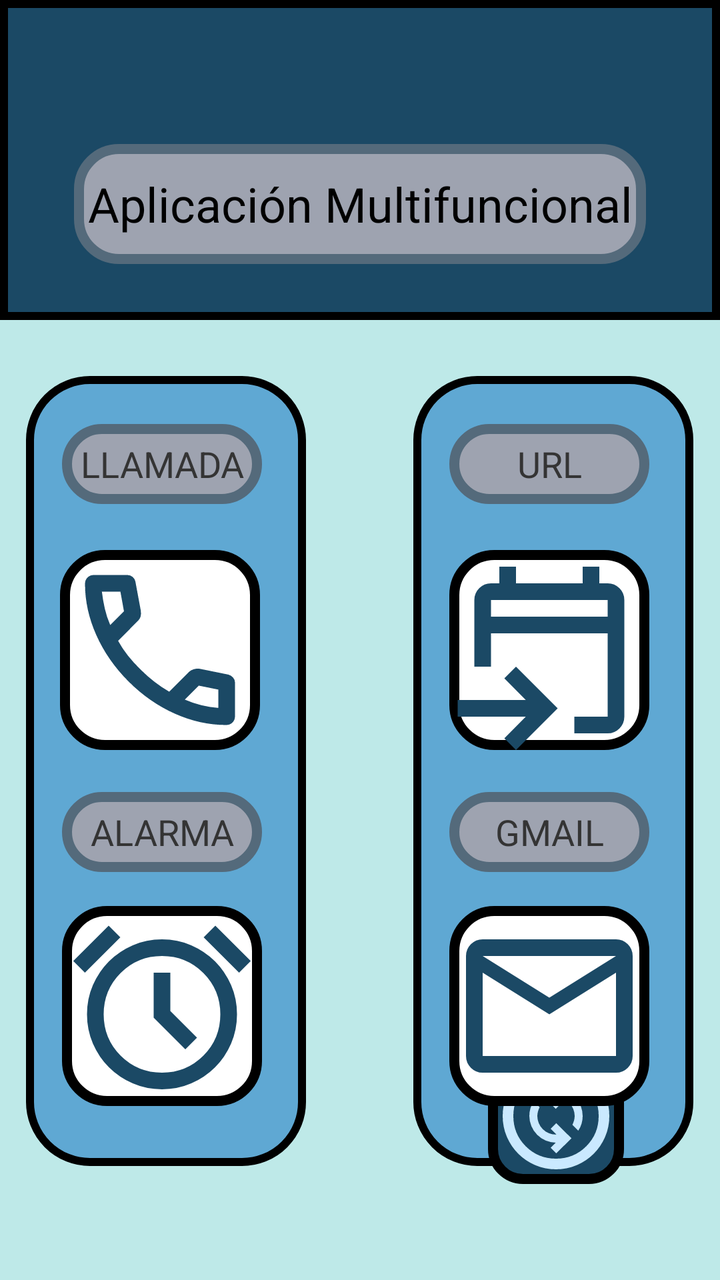
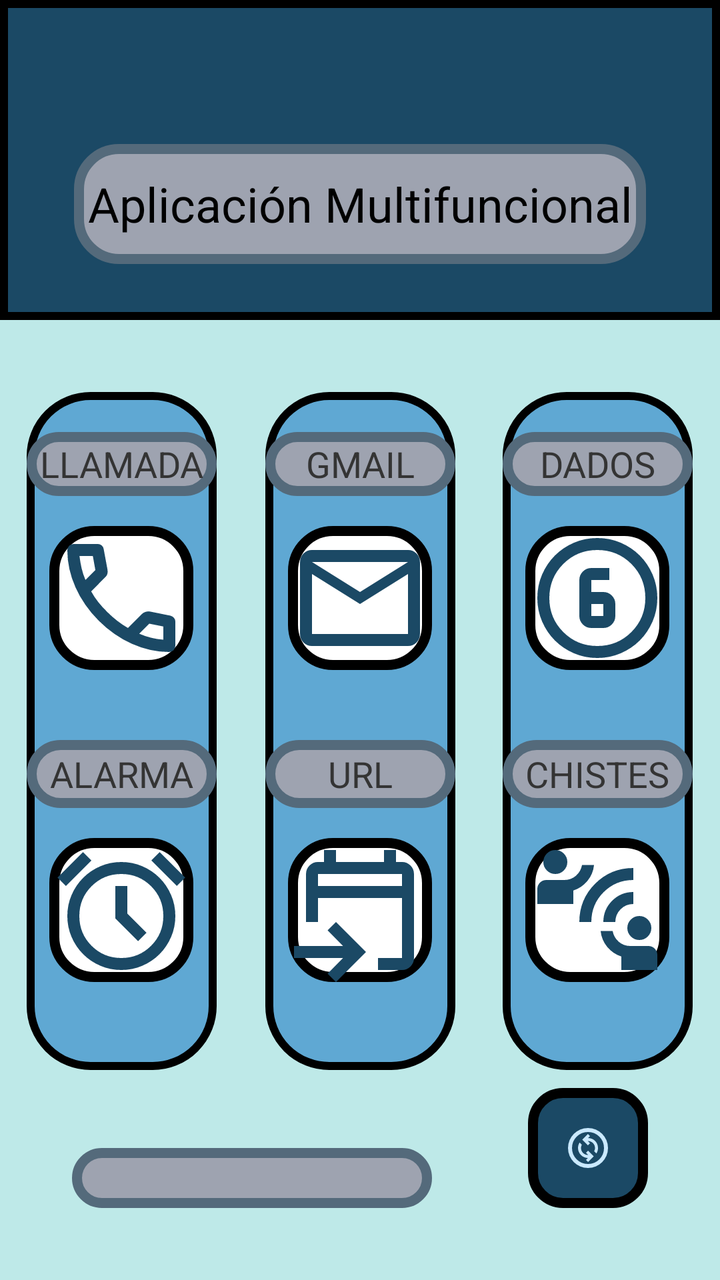

Before-and-after screenshots of an Android layout around one commit, followed by the original layout XML and the change that was made.
<!-- AndroidManifest.xml: application theme Theme.ProyectoEvalTema1 -->
<!-- res/layout/activity_main.xml -->
<?xml version="1.0" encoding="utf-8"?>
<androidx.constraintlayout.widget.ConstraintLayout xmlns:android="http://schemas.android.com/apk/res/android"
    xmlns:tools="http://schemas.android.com/tools"
    android:layout_width="match_parent"
    android:layout_height="match_parent"
    xmlns:app="http://schemas.android.com/apk/res-auto">

    <View
        android:id="@+id/vieW1"
        android:layout_width="match_parent"
        android:layout_height="wrap_content"
        android:background="@color/mint_green"
        app:layout_constraintBottom_toBottomOf="parent"
        app:layout_constraintEnd_toEndOf="parent"
        app:layout_constraintHorizontal_bias="0.0"
        app:layout_constraintStart_toStartOf="parent"
        app:layout_constraintTop_toTopOf="parent"
        app:layout_constraintVertical_bias="0.0">

    </View>

    <View
        android:id="@+id/view"
        android:layout_width="match_parent"
        android:layout_height="160dp"
        android:layout_marginBottom="67dp"
        android:background="@drawable/vista1_view"
        app:layout_constraintBottom_toBottomOf="parent"
        app:layout_constraintEnd_toEndOf="parent"
        app:layout_constraintHorizontal_bias="0.0"
        app:layout_constraintStart_toStartOf="parent"
        app:layout_constraintTop_toTopOf="parent"
        app:layout_constraintVertical_bias="0.0">

    </View>

    <View
        android:id="@+id/view4"
        android:layout_width="140dp"
        android:layout_height="395dp"
        android:layout_marginTop="28dp"
        android:background="@drawable/main_view_extra"
        app:layout_constraintEnd_toEndOf="parent"
        app:layout_constraintHorizontal_bias="0.059"
        app:layout_constraintStart_toStartOf="parent"
        app:layout_constraintTop_toBottomOf="@+id/view">

    </View>

    <View
        android:id="@+id/view3"
        android:layout_width="140dp"
        android:layout_height="395dp"
        android:layout_marginTop="28dp"
        android:background="@drawable/main_view_extra"
        app:layout_constraintEnd_toEndOf="parent"
        app:layout_constraintHorizontal_bias="0.94"
        app:layout_constraintStart_toStartOf="@+id/vieW1"
        app:layout_constraintTop_toBottomOf="@+id/view">

    </View>

    <TextView
        android:id="@+id/textMain"
        android:layout_width="286dp"
        android:layout_height="60dp"
        android:layout_marginTop="72dp"
        android:background="@drawable/text_extra"
        android:gravity="center"
        android:text="@string/app_name"
        android:textColor="@color/black"
        android:textSize="24sp"
        app:layout_constraintEnd_toEndOf="parent"
        app:layout_constraintStart_toStartOf="parent"
        app:layout_constraintTop_toTopOf="parent">

    </TextView>

    <TextView
        android:id="@+id/textCall"
        android:layout_width="100dp"
        android:layout_height="40dp"
        android:layout_marginStart="18dp"
        android:layout_marginTop="20dp"
        android:layout_marginEnd="22dp"
        android:background="@drawable/text_extra"
        android:gravity="center"
        android:text="LLAMADA"
        android:textColor="@color/jet_grey"
        android:textSize="18sp"
        app:layout_constraintBottom_toTopOf="@+id/btnLlamada"
        app:layout_constraintEnd_toEndOf="@+id/view4"
        app:layout_constraintHorizontal_bias="0.0"
        app:layout_constraintStart_toStartOf="@+id/view4"
        app:layout_constraintTop_toTopOf="@+id/view4"
        app:layout_constraintVertical_bias="0.148">

    </TextView>

    <TextView
        android:id="@+id/textUrl"
        android:layout_width="100dp"
        android:layout_height="40dp"
        android:layout_marginStart="18dp"
        android:layout_marginTop="21dp"
        android:layout_marginEnd="22dp"
        android:layout_marginBottom="20dp"
        android:background="@drawable/text_extra"
        android:gravity="center"
        android:text="URL"
        android:textColor="@color/jet_grey"
        android:textSize="18sp"
        app:layout_constraintBottom_toTopOf="@+id/btnUrl"
        app:layout_constraintEnd_toEndOf="@+id/view3"
        app:layout_constraintStart_toStartOf="@+id/view3"
        app:layout_constraintTop_toTopOf="@+id/view3">

    </TextView>

    <TextView
        android:id="@+id/textAlarm"
        android:layout_width="100dp"
        android:layout_height="40dp"
        android:layout_marginStart="18dp"
        android:layout_marginTop="24dp"
        android:layout_marginEnd="22dp"
        android:layout_marginBottom="20dp"
        android:background="@drawable/text_extra"
        android:gravity="center"
        android:text="ALARMA"
        android:textColor="@color/jet_grey"
        android:textSize="18sp"
        app:layout_constraintBottom_toTopOf="@+id/btnAlarm"
        app:layout_constraintEnd_toEndOf="@+id/view4"
        app:layout_constraintHorizontal_bias="0.0"
        app:layout_constraintStart_toStartOf="@+id/view4"
        app:layout_constraintTop_toBottomOf="@+id/btnLlamada">

    </TextView>

    <TextView
        android:id="@+id/textGmail"
        android:layout_width="100dp"
        android:layout_height="40dp"
        android:layout_marginStart="18dp"
        android:layout_marginTop="24dp"
        android:layout_marginEnd="22dp"
        android:layout_marginBottom="20dp"
        android:background="@drawable/text_extra"
        android:gravity="center"
        android:text="GMAIL"
        android:textColor="@color/jet_grey"
        android:textSize="18sp"
        app:layout_constraintBottom_toTopOf="@+id/btnGmail"
        app:layout_constraintEnd_toEndOf="@+id/view3"
        app:layout_constraintStart_toStartOf="@+id/view3"
        app:layout_constraintTop_toBottomOf="@+id/btnUrl">

    </TextView>

    <ImageView
        android:id="@+id/iv_change_phone"
        android:layout_width="68dp"
        android:layout_height="68dp"
        android:layout_marginEnd="48dp"
        android:layout_marginBottom="48dp"
        android:background="@drawable/sharp_conf"
        app:layout_constraintBottom_toBottomOf="parent"
        app:layout_constraintEnd_toEndOf="parent"
        app:srcCompat="@drawable/go_config_icon">

    </ImageView>

    <ImageButton
        android:id="@+id/btnLlamada"
        android:layout_width="100dp"
        android:layout_height="100dp"
        android:layout_marginStart="17dp"
        android:layout_marginTop="87dp"
        android:layout_marginEnd="23dp"
        android:layout_marginBottom="208dp"
        android:background="@drawable/button_pred"
        android:scaleType="fitCenter"
        android:contentDescription="@string/buttonTextCall"
        app:layout_constraintBottom_toBottomOf="@+id/view4"
        app:layout_constraintEnd_toEndOf="@+id/view4"
        app:layout_constraintHorizontal_bias="1.0"
        app:layout_constraintStart_toStartOf="@+id/view4"
        app:layout_constraintTop_toTopOf="@+id/view4"
        app:layout_constraintVertical_bias="0.0"
        app:srcCompat="@drawable/phone_call_icon">

    </ImageButton>

    <ImageButton
        android:id="@+id/btnUrl"
        android:layout_width="100dp"
        android:layout_height="100dp"
        android:layout_marginStart="18dp"
        android:layout_marginEnd="22dp"
        android:layout_marginBottom="208dp"
        android:background="@drawable/button_pred"
        android:scaleType="fitCenter"
        android:contentDescription="@string/buttonTextUrl"
        app:layout_constraintBottom_toBottomOf="@+id/view3"
        app:layout_constraintEnd_toEndOf="@+id/view3"
        app:layout_constraintStart_toStartOf="@+id/view3"
        app:srcCompat="@drawable/url_icon">

    </ImageButton>

    <ImageButton
        android:id="@+id/btnAlarm"
        android:layout_width="100dp"
        android:layout_height="100dp"
        android:layout_marginStart="18dp"
        android:layout_marginTop="265dp"
        android:layout_marginEnd="22dp"
        android:layout_marginBottom="30dp"
        android:background="@drawable/button_pred"
        android:scaleType="fitCenter"
        android:contentDescription="@string/buttonTextAlarm"
        app:layout_constraintBottom_toBottomOf="@+id/view4"
        app:layout_constraintEnd_toEndOf="@+id/view4"
        app:layout_constraintHorizontal_bias="1.0"
        app:layout_constraintStart_toStartOf="@+id/view4"
        app:layout_constraintTop_toTopOf="@+id/view4"
        app:layout_constraintVertical_bias="0.0"
        app:srcCompat="@drawable/alarm_icon">

    </ImageButton>

    <ImageButton
        android:id="@+id/btnGmail"
        android:layout_width="100dp"
        android:layout_height="100dp"
        android:layout_marginStart="18dp"
        android:layout_marginTop="265dp"
        android:layout_marginEnd="22dp"
        android:layout_marginBottom="30dp"
        android:background="@drawable/button_pred"
        android:scaleType="fitCenter"
        android:contentDescription="@string/buttonTextGmail"
        app:layout_constraintBottom_toBottomOf="@+id/view3"
        app:layout_constraintEnd_toEndOf="@+id/view3"
        app:layout_constraintHorizontal_bias="1.0"
        app:layout_constraintStart_toStartOf="@+id/view3"
        app:layout_constraintTop_toTopOf="@+id/view3"
        app:layout_constraintVertical_bias="0.0"
        app:srcCompat="@drawable/gmail_icon">

    </ImageButton>


</androidx.constraintlayout.widget.ConstraintLayout>
<!-- resources referenced by this layout -->
<resources>
  <color name="black">#FF000000</color>
  <color name="jet_grey">#343434</color>
  <color name="mint_green">#BEE9E8</color>
  <!-- drawable button_pred (drawable) -->
  <?xml version="1.0" encoding="utf-8"?>
  <shape xmlns:android="http://schemas.android.com/apk/res/android">
    <solid
        android:color="@color/white"></solid>
      <stroke
          android:width="5dp"></stroke>
      <corners
          android:radius="20dp"></corners>
  </shape>
  <string name="app_name">Aplicación Multifuncional</string>
  <string name="buttonTextAlarm">Poner Alarma</string>
  <string name="buttonTextCall">Llamar</string>
  <string name="buttonTextGmail">Enviar gmail</string>
  <string name="buttonTextUrl">Visitar url</string>
  <style name="Theme.ProyectoEvalTema1" parent="Base.Theme.ProyectoEvalTema1" />
  <color name="indigo_blue">#1B4965</color>
  <color name="white">#FFFFFFFF</color>
  <color name="columbia_blue">#CAE9FF</color>
  <color name="pictor_blue">#5FA8D3</color>
  <color name="cadet_grey">#9EA3B0</color>
  <color name="payne_grey">#546A7B</color>
  <style name="Base.Theme.ProyectoEvalTema1" parent="Theme.Material3.DayNight.NoActionBar">
          
          
      </style>
  <!-- unchanged entries left out for length: 9 -->
</resources>

<!-- the commit's change to res/layout/activity_main.xml (unified diff, before → after) -->
@@ -6,9 +6,9 @@
     xmlns:app="http://schemas.android.com/apk/res-auto">
 
     <View
-        android:id="@+id/vieW1"
-        android:layout_width="match_parent"
-        android:layout_height="wrap_content"
+        android:id="@+id/view2"
+        android:layout_width="410dp"
+        android:layout_height="731dp"
         android:background="@color/mint_green"
         app:layout_constraintBottom_toBottomOf="parent"
         app:layout_constraintEnd_toEndOf="parent"
@@ -31,32 +31,6 @@
         app:layout_constraintStart_toStartOf="parent"
         app:layout_constraintTop_toTopOf="parent"
         app:layout_constraintVertical_bias="0.0">
-
-    </View>
-
-    <View
-        android:id="@+id/view4"
-        android:layout_width="140dp"
-        android:layout_height="395dp"
-        android:layout_marginTop="28dp"
-        android:background="@drawable/main_view_extra"
-        app:layout_constraintEnd_toEndOf="parent"
-        app:layout_constraintHorizontal_bias="0.059"
-        app:layout_constraintStart_toStartOf="parent"
-        app:layout_constraintTop_toBottomOf="@+id/view">
-
-    </View>
-
-    <View
-        android:id="@+id/view3"
-        android:layout_width="140dp"
-        android:layout_height="395dp"
-        android:layout_marginTop="28dp"
-        android:background="@drawable/main_view_extra"
-        app:layout_constraintEnd_toEndOf="parent"
-        app:layout_constraintHorizontal_bias="0.94"
-        app:layout_constraintStart_toStartOf="@+id/vieW1"
-        app:layout_constraintTop_toBottomOf="@+id/view">
 
     </View>
 
@@ -76,180 +50,202 @@
 
     </TextView>
 
+
+    <ImageButton
+        android:id="@+id/iv_change_phone"
+        android:layout_width="60dp"
+        android:layout_height="60dp"
+        android:layout_marginEnd="36dp"
+        android:layout_marginBottom="36dp"
+        android:background="@drawable/sharp_conf"
+        android:src="@drawable/go_config_icon"
+        app:layout_constraintBottom_toBottomOf="parent"
+        app:layout_constraintEnd_toEndOf="parent" />
+
+    <LinearLayout
+        android:id="@+id/view1"
+        android:layout_width="95dp"
+        android:layout_height="339dp"
+        android:layout_marginTop="36dp"
+        android:background="@drawable/main_view_extra"
+        android:orientation="vertical"
+        app:layout_constraintEnd_toEndOf="parent"
+        app:layout_constraintStart_toStartOf="parent"
+        app:layout_constraintTop_toBottomOf="@+id/view">
+
+        <TextView
+            android:id="@+id/textGmail"
+            android:layout_width="match_parent"
+            android:layout_height="32dp"
+            android:layout_marginTop="20dp"
+            android:background="@drawable/text_extra"
+            android:gravity="center"
+            android:text="GMAIL"
+            android:textColor="@color/jet_grey"
+            android:textSize="18sp" />
+
+        <ImageButton
+            android:id="@+id/btnGmail"
+            android:layout_width="72dp"
+            android:layout_height="72dp"
+            android:layout_gravity="center_horizontal"
+            android:layout_marginTop="15dp"
+            android:background="@drawable/button_pred"
+            android:contentDescription="@string/buttonTextGmail"
+            android:scaleType="fitCenter"
+            app:srcCompat="@drawable/gmail_icon" />
+
+        <TextView
+            android:id="@+id/textUrl"
+            android:layout_width="match_parent"
+            android:layout_height="34dp"
+            android:layout_marginTop="35dp"
+            android:background="@drawable/text_extra"
+            android:gravity="center"
+            android:text="URL"
+            android:textColor="@color/jet_grey"
+            android:textSize="18sp" />
+
+        <ImageButton
+            android:id="@+id/btnUrl"
+            android:layout_width="72dp"
+            android:layout_height="72dp"
+            android:layout_gravity="center_horizontal"
+            android:layout_marginTop="15dp"
+            android:background="@drawable/button_pred"
+            android:contentDescription="@string/buttonTextUrl"
+            android:scaleType="fitCenter"
+            app:srcCompat="@drawable/url_icon" />
+
+    </LinearLayout>
+
+    <LinearLayout
+        android:id="@+id/view5"
+        android:layout_width="95dp"
+        android:layout_height="339dp"
+        android:layout_marginTop="36dp"
+        android:background="@drawable/main_view_extra"
+        android:orientation="vertical"
+        app:layout_constraintEnd_toEndOf="parent"
+        app:layout_constraintHorizontal_bias="0.05"
+        app:layout_constraintStart_toStartOf="parent"
+        app:layout_constraintTop_toBottomOf="@+id/view">
+
+        <TextView
+            android:id="@+id/textCall"
+            android:layout_width="match_parent"
+            android:layout_height="32dp"
+            android:layout_marginTop="20dp"
+            android:background="@drawable/text_extra"
+            android:gravity="center"
+            android:text="LLAMADA"
+            android:textColor="@color/jet_grey"
+            android:textSize="18sp" />
+
+        <ImageButton
+            android:id="@+id/btnLlamada"
+            android:layout_width="72dp"
+            android:layout_height="72dp"
+            android:layout_gravity="center_horizontal"
+            android:layout_marginTop="15dp"
+            android:background="@drawable/button_pred"
+            android:contentDescription="@string/buttonTextCall"
+            android:scaleType="fitCenter"
+            app:srcCompat="@drawable/phone_call_icon" />
+
+        <TextView
+            android:id="@+id/textAlarm"
+            android:layout_width="match_parent"
+            android:layout_height="34dp"
+            android:layout_marginTop="35dp"
+            android:background="@drawable/text_extra"
+            android:gravity="center"
+            android:text="ALARMA"
+            android:textColor="@color/jet_grey"
+            android:textSize="18sp" />
+
+        <ImageButton
+            android:id="@+id/btnAlarm"
+            android:layout_width="72dp"
+            android:layout_height="72dp"
+            android:layout_gravity="center_horizontal"
+            android:layout_marginTop="15dp"
+            android:background="@drawable/button_pred"
+            android:contentDescription="@string/buttonTextAlarm"
+            android:scaleType="fitCenter"
+            app:srcCompat="@drawable/alarm_icon" />
+
+    </LinearLayout>
+
+    <LinearLayout
+        android:id="@+id/view4"
+        android:layout_width="95dp"
+        android:layout_height="339dp"
+        android:layout_marginTop="36dp"
+        android:background="@drawable/main_view_extra"
+        android:orientation="vertical"
+        app:layout_constraintEnd_toEndOf="parent"
+        app:layout_constraintHorizontal_bias="0.949"
+        app:layout_constraintStart_toStartOf="parent"
+        app:layout_constraintTop_toBottomOf="@+id/view">
+
+        <TextView
+            android:id="@+id/textDados"
+            android:layout_width="match_parent"
+            android:layout_height="32dp"
+            android:layout_marginTop="20dp"
+            android:background="@drawable/text_extra"
+            android:gravity="center"
+            android:text="DADOS"
+            android:textColor="@color/jet_grey"
+            android:textSize="18sp" />
+
+        <ImageButton
+            android:id="@+id/btnDados"
+            android:layout_width="72dp"
+            android:layout_height="72dp"
+            android:layout_gravity="center_horizontal"
+            android:layout_marginTop="15dp"
+            android:background="@drawable/button_pred"
+            android:contentDescription="@string/buttonTextDados"
+            android:scaleType="fitCenter"
+            app:srcCompat="@drawable/dados_icon" />
+
+        <TextView
+            android:id="@+id/textChistes"
+            android:layout_width="match_parent"
+            android:layout_height="34dp"
+            android:layout_marginTop="35dp"
+            android:background="@drawable/text_extra"
+            android:gravity="center"
+            android:text="CHISTES"
+            android:textColor="@color/jet_grey"
+            android:textSize="18sp" />
+
+        <ImageButton
+            android:id="@+id/btnChistes"
+            android:layout_width="72dp"
+            android:layout_height="72dp"
+            android:layout_gravity="center_horizontal"
+            android:layout_marginTop="15dp"
+            android:background="@drawable/button_pred"
+            android:contentDescription="@string/buttonTextAudios"
+            android:scaleType="fitCenter"
+            app:srcCompat="@drawable/audio_icon" />
+
+    </LinearLayout>
+
     <TextView
-        android:id="@+id/textCall"
-        android:layout_width="100dp"
-        android:layout_height="40dp"
-        android:layout_marginStart="18dp"
-        android:layout_marginTop="20dp"
-        android:layout_marginEnd="22dp"
+        android:id="@+id/tvFecha"
+        android:layout_width="180dp"
+        android:layout_height="30dp"
+        android:layout_marginStart="36dp"
+        android:layout_marginBottom="36dp"
         android:background="@drawable/text_extra"
-        android:gravity="center"
-        android:text="LLAMADA"
-        android:textColor="@color/jet_grey"
+        android:textAlignment="center"
         android:textSize="18sp"
-        app:layout_constraintBottom_toTopOf="@+id/btnLlamada"
-        app:layout_constraintEnd_toEndOf="@+id/view4"
-        app:layout_constraintHorizontal_bias="0.0"
-        app:layout_constraintStart_toStartOf="@+id/view4"
-        app:layout_constraintTop_toTopOf="@+id/view4"
-        app:layout_constraintVertical_bias="0.148">
-
-    </TextView>
-
-    <TextView
-        android:id="@+id/textUrl"
-        android:layout_width="100dp"
-        android:layout_height="40dp"
-        android:layout_marginStart="18dp"
-        android:layout_marginTop="21dp"
-        android:layout_marginEnd="22dp"
-        android:layout_marginBottom="20dp"
-        android:background="@drawable/text_extra"
-        android:gravity="center"
-        android:text="URL"
-        android:textColor="@color/jet_grey"
-        android:textSize="18sp"
-        app:layout_constraintBottom_toTopOf="@+id/btnUrl"
-        app:layout_constraintEnd_toEndOf="@+id/view3"
-        app:layout_constraintStart_toStartOf="@+id/view3"
-        app:layout_constraintTop_toTopOf="@+id/view3">
-
-    </TextView>
-
-    <TextView
-        android:id="@+id/textAlarm"
-        android:layout_width="100dp"
-        android:layout_height="40dp"
-        android:layout_marginStart="18dp"
-        android:layout_marginTop="24dp"
-        android:layout_marginEnd="22dp"
-        android:layout_marginBottom="20dp"
-        android:background="@drawable/text_extra"
-        android:gravity="center"
-        android:text="ALARMA"
-        android:textColor="@color/jet_grey"
-        android:textSize="18sp"
-        app:layout_constraintBottom_toTopOf="@+id/btnAlarm"
-        app:layout_constraintEnd_toEndOf="@+id/view4"
-        app:layout_constraintHorizontal_bias="0.0"
-        app:layout_constraintStart_toStartOf="@+id/view4"
-        app:layout_constraintTop_toBottomOf="@+id/btnLlamada">
-
-    </TextView>
-
-    <TextView
-        android:id="@+id/textGmail"
-        android:layout_width="100dp"
-        android:layout_height="40dp"
-        android:layout_marginStart="18dp"
-        android:layout_marginTop="24dp"
-        android:layout_marginEnd="22dp"
-        android:layout_marginBottom="20dp"
-        android:background="@drawable/text_extra"
-        android:gravity="center"
-        android:text="GMAIL"
-        android:textColor="@color/jet_grey"
-        android:textSize="18sp"
-        app:layout_constraintBottom_toTopOf="@+id/btnGmail"
-        app:layout_constraintEnd_toEndOf="@+id/view3"
-        app:layout_constraintStart_toStartOf="@+id/view3"
-        app:layout_constraintTop_toBottomOf="@+id/btnUrl">
-
-    </TextView>
-
-    <ImageView
-        android:id="@+id/iv_change_phone"
-        android:layout_width="68dp"
-        android:layout_height="68dp"
-        android:layout_marginEnd="48dp"
-        android:layout_marginBottom="48dp"
-        android:background="@drawable/sharp_conf"
-        app:layout_constraintBottom_toBottomOf="parent"
-        app:layout_constraintEnd_toEndOf="parent"
-        app:srcCompat="@drawable/go_config_icon">
-
-    </ImageView>
-
-    <ImageButton
-        android:id="@+id/btnLlamada"
-        android:layout_width="100dp"
-        android:layout_height="100dp"
-        android:layout_marginStart="17dp"
-        android:layout_marginTop="87dp"
-        android:layout_marginEnd="23dp"
-        android:layout_marginBottom="208dp"
-        android:background="@drawable/button_pred"
-        android:scaleType="fitCenter"
-        android:contentDescription="@string/buttonTextCall"
-        app:layout_constraintBottom_toBottomOf="@+id/view4"
-        app:layout_constraintEnd_toEndOf="@+id/view4"
-        app:layout_constraintHorizontal_bias="1.0"
-        app:layout_constraintStart_toStartOf="@+id/view4"
-        app:layout_constraintTop_toTopOf="@+id/view4"
-        app:layout_constraintVertical_bias="0.0"
-        app:srcCompat="@drawable/phone_call_icon">
-
-    </ImageButton>
-
-    <ImageButton
-        android:id="@+id/btnUrl"
-        android:layout_width="100dp"
-        android:layout_height="100dp"
-        android:layout_marginStart="18dp"
-        android:layout_marginEnd="22dp"
-        android:layout_marginBottom="208dp"
-        android:background="@drawable/button_pred"
-        android:scaleType="fitCenter"
-        android:contentDescription="@string/buttonTextUrl"
-        app:layout_constraintBottom_toBottomOf="@+id/view3"
-        app:layout_constraintEnd_toEndOf="@+id/view3"
-        app:layout_constraintStart_toStartOf="@+id/view3"
-        app:srcCompat="@drawable/url_icon">
-
-    </ImageButton>
-
-    <ImageButton
-        android:id="@+id/btnAlarm"
-        android:layout_width="100dp"
-        android:layout_height="100dp"
-        android:layout_marginStart="18dp"
-        android:layout_marginTop="265dp"
-        android:layout_marginEnd="22dp"
-        android:layout_marginBottom="30dp"
-        android:background="@drawable/button_pred"
-        android:scaleType="fitCenter"
-        android:contentDescription="@string/buttonTextAlarm"
-        app:layout_constraintBottom_toBottomOf="@+id/view4"
-        app:layout_constraintEnd_toEndOf="@+id/view4"
-        app:layout_constraintHorizontal_bias="1.0"
-        app:layout_constraintStart_toStartOf="@+id/view4"
-        app:layout_constraintTop_toTopOf="@+id/view4"
-        app:layout_constraintVertical_bias="0.0"
-        app:srcCompat="@drawable/alarm_icon">
-
-    </ImageButton>
-
-    <ImageButton
-        android:id="@+id/btnGmail"
-        android:layout_width="100dp"
-        android:layout_height="100dp"
-        android:layout_marginStart="18dp"
-        android:layout_marginTop="265dp"
-        android:layout_marginEnd="22dp"
-        android:layout_marginBottom="30dp"
-        android:background="@drawable/button_pred"
-        android:scaleType="fitCenter"
-        android:contentDescription="@string/buttonTextGmail"
-        app:layout_constraintBottom_toBottomOf="@+id/view3"
-        app:layout_constraintEnd_toEndOf="@+id/view3"
-        app:layout_constraintHorizontal_bias="1.0"
-        app:layout_constraintStart_toStartOf="@+id/view3"
-        app:layout_constraintTop_toTopOf="@+id/view3"
-        app:layout_constraintVertical_bias="0.0"
-        app:srcCompat="@drawable/gmail_icon">
-
-    </ImageButton>
+        app:layout_constraintBottom_toBottomOf="parent"
+        app:layout_constraintStart_toStartOf="parent" />
 
 
 </androidx.constraintlayout.widget.ConstraintLayout>
<!-- resource entries referenced after the edit -->
@@ -3,6 +3,12 @@
   <color name="black">#FF000000</color>
   <color name="jet_grey">#343434</color>
   <color name="mint_green">#BEE9E8</color>
+  <!-- drawable audio_icon (drawable) -->
+  <vector xmlns:android="http://schemas.android.com/apk/res/android" android:height="24dp" android:tint="@color/indigo_blue" android:viewportHeight="960" android:viewportWidth="960" android:width="24dp">
+        
+      <path android:fillColor="@android:color/white" android:pathData="M640,880L640,790Q584,772 546,726Q508,680 502,620L582,620Q590,663 622.5,691.5Q655,720 700,720L820,720Q845,720 862.5,737.5Q880,755 880,780L880,880L640,880ZM760,680Q727,680 703.5,656.5Q680,633 680,600Q680,567 703.5,543.5Q727,520 760,520Q793,520 816.5,543.5Q840,567 840,600Q840,633 816.5,656.5Q793,680 760,680ZM360,560Q360,410 465,305Q570,200 720,200L720,280Q603,280 521.5,361.5Q440,443 440,560L360,560ZM520,560Q520,477 578.5,418.5Q637,360 720,360L720,440Q670,440 635,475Q600,510 600,560L520,560ZM80,440L80,340Q80,315 97.5,297.5Q115,280 140,280L260,280Q305,280 337.5,251.5Q370,223 378,180L458,180Q452,240 414,286Q376,332 320,350L320,440L80,440ZM200,240Q167,240 143.5,216.5Q120,193 120,160Q120,127 143.5,103.5Q167,80 200,80Q233,80 256.5,103.5Q280,127 280,160Q280,193 256.5,216.5Q233,240 200,240Z"/>
+      
+  </vector>
   <!-- drawable button_pred (drawable) -->
   <?xml version="1.0" encoding="utf-8"?>
   <shape xmlns:android="http://schemas.android.com/apk/res/android">
@@ -13,9 +19,17 @@
       <corners
           android:radius="20dp"></corners>
   </shape>
+  <!-- drawable dados_icon (drawable) -->
+  <vector xmlns:android="http://schemas.android.com/apk/res/android" android:height="24dp" android:tint="@color/indigo_blue" android:viewportHeight="960" android:viewportWidth="960" android:width="24dp">
+        
+      <path android:fillColor="@android:color/white" android:pathData="M480,880Q397,880 324,848.5Q251,817 197,763Q143,709 111.5,636Q80,563 80,480Q80,397 111.5,324Q143,251 197,197Q251,143 324,111.5Q397,80 480,80Q563,80 636,111.5Q709,143 763,197Q817,251 848.5,324Q880,397 880,480Q880,563 848.5,636Q817,709 763,763Q709,817 636,848.5Q563,880 480,880ZM480,800Q614,800 707,707Q800,614 800,480Q800,346 707,253Q614,160 480,160Q346,160 253,253Q160,346 160,480Q160,614 253,707Q346,800 480,800ZM480,480Q480,480 480,480Q480,480 480,480Q480,480 480,480Q480,480 480,480Q480,480 480,480Q480,480 480,480Q480,480 480,480Q480,480 480,480ZM440,680L520,680Q553,680 576.5,656.5Q600,633 600,600L600,520Q600,487 576.5,463.5Q553,440 520,440L440,440L440,360Q440,360 440,360Q440,360 440,360L560,360L560,280L440,280Q407,280 383.5,303.5Q360,327 360,360L360,600Q360,633 383.5,656.5Q407,680 440,680ZM440,520L520,520Q520,520 520,520Q520,520 520,520L520,600Q520,600 520,600Q520,600 520,600L440,600Q440,600 440,600Q440,600 440,600L440,520Z"/>
+      
+  </vector>
   <string name="app_name">Aplicación Multifuncional</string>
   <string name="buttonTextAlarm">Poner Alarma</string>
+  <string name="buttonTextAudios">Reproducir sonidos</string>
   <string name="buttonTextCall">Llamar</string>
+  <string name="buttonTextDados">Tirar los dados</string>
   <string name="buttonTextGmail">Enviar gmail</string>
   <string name="buttonTextUrl">Visitar url</string>
   <style name="Theme.ProyectoEvalTema1" parent="Base.Theme.ProyectoEvalTema1" />
